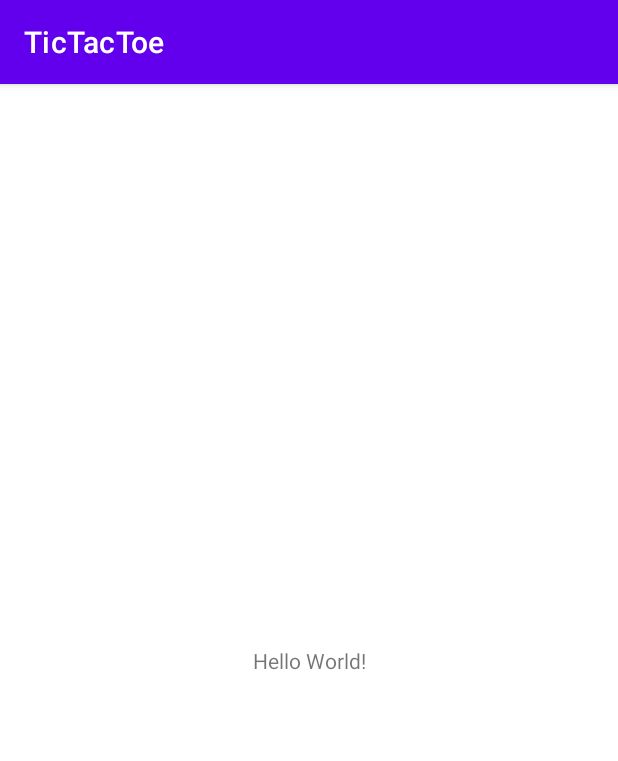
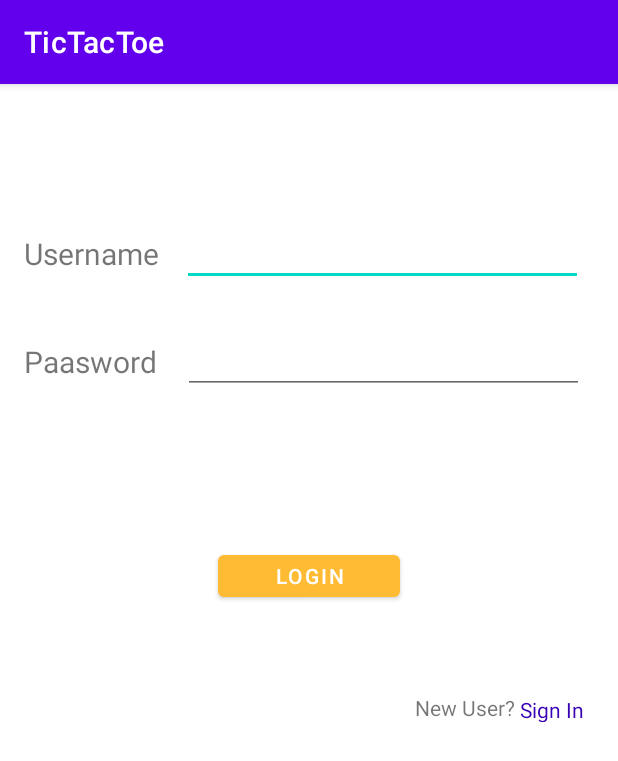
Before and after one commit to aashish2604/TicTacToe, an Android app: the screen it shows after launch (MainActivity), on a phone screen of 412 x 824 dp. Shown: the top 761 px of the screen. Run offline under Robolectric (Android 15) with nearby library versions, the phone set to English and light mode, and no system bars.

Commit message:
Created login page

```diff
--- a/app/src/main/AndroidManifest.xml
+++ b/app/src/main/AndroidManifest.xml
@@ -9,6 +9,7 @@
         android:roundIcon="@mipmap/ic_launcher_round"
         android:supportsRtl="true"
         android:theme="@style/Theme.TicTacToe">
+        <activity android:name=".SecondActivity"></activity>
         <activity android:name=".MainActivity">
             <intent-filter>
                 <action android:name="android.intent.action.MAIN" />
--- a/app/src/main/java/com/example/tictactoe/MainActivity.java
+++ b/app/src/main/java/com/example/tictactoe/MainActivity.java
@@ -2,13 +2,41 @@ package com.example.tictactoe;
 
 import androidx.appcompat.app.AppCompatActivity;
 
+import android.content.Intent;
 import android.os.Bundle;
+import android.view.View;
+import android.widget.Button;
+import android.widget.EditText;
+import android.widget.TextView;
 
 public class MainActivity extends AppCompatActivity {
-
+    private EditText username;
+    private EditText password;
+    private Button login;
+    private TextView message;
     @Override
     protected void onCreate(Bundle savedInstanceState) {
         super.onCreate(savedInstanceState);
         setContentView(R.layout.activity_main);
+        username = (EditText)findViewById(R.id.euid);
+        password = (EditText)findViewById(R.id.epass);
+        login = (Button) findViewById(R.id.but);
+        message =(TextView)findViewById(R.id.emsg);
+        login.setOnClickListener(new View.OnClickListener() {
+            @Override
+            public void onClick(View view) {
+                validate(username.getText().toString(), password.getText().toString());
+            }
+        });
+    }
+    private void validate(String uid,String pass){
+        message.setVisibility(View.GONE);
+        if((uid == "Admin")&& (pass == "1234")) {
+            Intent intent = new Intent(MainActivity.this, SecondActivity.class);
+            startActivity(intent);
+        }
+        else{
+            message.setVisibility(View.VISIBLE);
+        }
     }
 }
--- /dev/null
+++ b/app/src/main/java/com/example/tictactoe/SecondActivity.java
@@ -0,0 +1,14 @@
+package com.example.tictactoe;
+
+import androidx.appcompat.app.AppCompatActivity;
+
+import android.os.Bundle;
+
+public class SecondActivity extends AppCompatActivity {
+
+    @Override
+    protected void onCreate(Bundle savedInstanceState) {
+        super.onCreate(savedInstanceState);
+        setContentView(R.layout.activity_second);
+    }
+}
--- a/app/src/main/res/layout/activity_main.xml
+++ b/app/src/main/res/layout/activity_main.xml
@@ -7,12 +7,108 @@
     tools:context=".MainActivity">
 
     <TextView
+        android:id="@+id/uid"
+        android:layout_width="100dp"
+        android:layout_height="35dp"
+        android:text="@string/username"
+        android:textSize="20sp"
+        app:layout_constraintBottom_toBottomOf="parent"
+        app:layout_constraintHorizontal_bias="0.051"
+        app:layout_constraintLeft_toLeftOf="parent"
+        app:layout_constraintRight_toRightOf="parent"
+        app:layout_constraintTop_toTopOf="parent"
+        app:layout_constraintVertical_bias="0.136" />
+
+    <EditText
+        android:id="@+id/euid"
+        android:layout_width="267dp"
+        android:layout_height="48dp"
+        android:ems="10"
+        android:inputType="textPersonName"
+        android:textSize="20sp"
+        app:layout_constraintBottom_toBottomOf="parent"
+        app:layout_constraintEnd_toEndOf="parent"
+        app:layout_constraintHorizontal_bias="0.191"
+        app:layout_constraintStart_toEndOf="@+id/uid"
+        app:layout_constraintTop_toTopOf="parent"
+        app:layout_constraintVertical_bias="0.12" />
+
+    <TextView
+        android:id="@+id/pass"
+        android:layout_width="100dp"
+        android:layout_height="35dp"
+        android:text="Paasword"
+        android:textSize="20sp"
+        app:layout_constraintBottom_toBottomOf="parent"
+        app:layout_constraintEnd_toEndOf="parent"
+        app:layout_constraintHorizontal_bias="0.051"
+        app:layout_constraintStart_toStartOf="parent"
+        app:layout_constraintTop_toBottomOf="@+id/uid"
+        app:layout_constraintVertical_bias="0.061" />
+
+    <Button
+        android:id="@+id/but"
+        android:layout_width="121dp"
+        android:layout_height="40dp"
+        android:text="Login"
+        app:backgroundTint="@android:color/holo_orange_light"
+        app:layout_constraintBottom_toBottomOf="parent"
+        app:layout_constraintEnd_toEndOf="parent"
+        app:layout_constraintStart_toStartOf="parent"
+        app:layout_constraintTop_toBottomOf="@+id/epass"
+        app:layout_constraintVertical_bias="0.194" />
+
+    <EditText
+        android:id="@+id/epass"
+        android:layout_width="267dp"
+        android:layout_height="48dp"
+        android:layout_marginTop="24dp"
+        android:ems="10"
+        android:inputType="textPassword"
+        app:layout_constraintBottom_toBottomOf="parent"
+        app:layout_constraintEnd_toEndOf="parent"
+        app:layout_constraintHorizontal_bias="0.214"
+        app:layout_constraintStart_toEndOf="@+id/pass"
+        app:layout_constraintTop_toBottomOf="@+id/euid"
+        app:layout_constraintVertical_bias="0.0" />
+
+    <TextView
+        android:id="@+id/textView4"
         android:layout_width="wrap_content"
         android:layout_height="wrap_content"
-        android:text="Hello World!"
+        android:text="New User?"
         app:layout_constraintBottom_toBottomOf="parent"
-        app:layout_constraintLeft_toLeftOf="parent"
-        app:layout_constraintRight_toRightOf="parent"
-        app:layout_constraintTop_toTopOf="parent" />
+        app:layout_constraintEnd_toEndOf="parent"
+        app:layout_constraintHorizontal_bias="0.802"
+        app:layout_constraintStart_toStartOf="parent"
+        app:layout_constraintTop_toBottomOf="@+id/but"
+        app:layout_constraintVertical_bias="0.144" />
+
+    <TextView
+        android:id="@+id/esig"
+        android:layout_width="52dp"
+        android:layout_height="18dp"
+        android:text=" Sign In"
+        android:textColor="@color/purple_700"
+        app:layout_constraintBottom_toBottomOf="parent"
+        app:layout_constraintEnd_toEndOf="parent"
+        app:layout_constraintHorizontal_bias="0.0"
+        app:layout_constraintStart_toEndOf="@+id/textView4"
+        app:layout_constraintTop_toTopOf="@+id/textView4"
+        app:layout_constraintVertical_bias="0.003" />
+
+    <TextView
+        android:id="@+id/emsg"
+        android:layout_width="160dp"
+        android:layout_height="16dp"
+        android:text="Password is incorrect !"
+        android:textColor="#F60505"
+        android:visibility="invisible"
+        app:layout_constraintBottom_toBottomOf="parent"
+        app:layout_constraintEnd_toEndOf="parent"
+        app:layout_constraintHorizontal_bias="0.541"
+        app:layout_constraintStart_toStartOf="parent"
+        app:layout_constraintTop_toBottomOf="@+id/but"
+        app:layout_constraintVertical_bias="0.052" />
 
 </androidx.constraintlayout.widget.ConstraintLayout>
--- /dev/null
+++ b/app/src/main/res/layout/activity_second.xml
@@ -0,0 +1,9 @@
+<?xml version="1.0" encoding="utf-8"?>
+<androidx.constraintlayout.widget.ConstraintLayout xmlns:android="http://schemas.android.com/apk/res/android"
+    xmlns:app="http://schemas.android.com/apk/res-auto"
+    xmlns:tools="http://schemas.android.com/tools"
+    android:layout_width="match_parent"
+    android:layout_height="match_parent"
+    tools:context=".SecondActivity">
+
+</androidx.constraintlayout.widget.ConstraintLayout>
--- a/app/src/main/res/values/strings.xml
+++ b/app/src/main/res/values/strings.xml
@@ -1,3 +1,5 @@
 <resources>
     <string name="app_name">TicTacToe</string>
+    <string name="username">Username</string>
+    <string name="textview">TextView</string>
 </resources>
```
